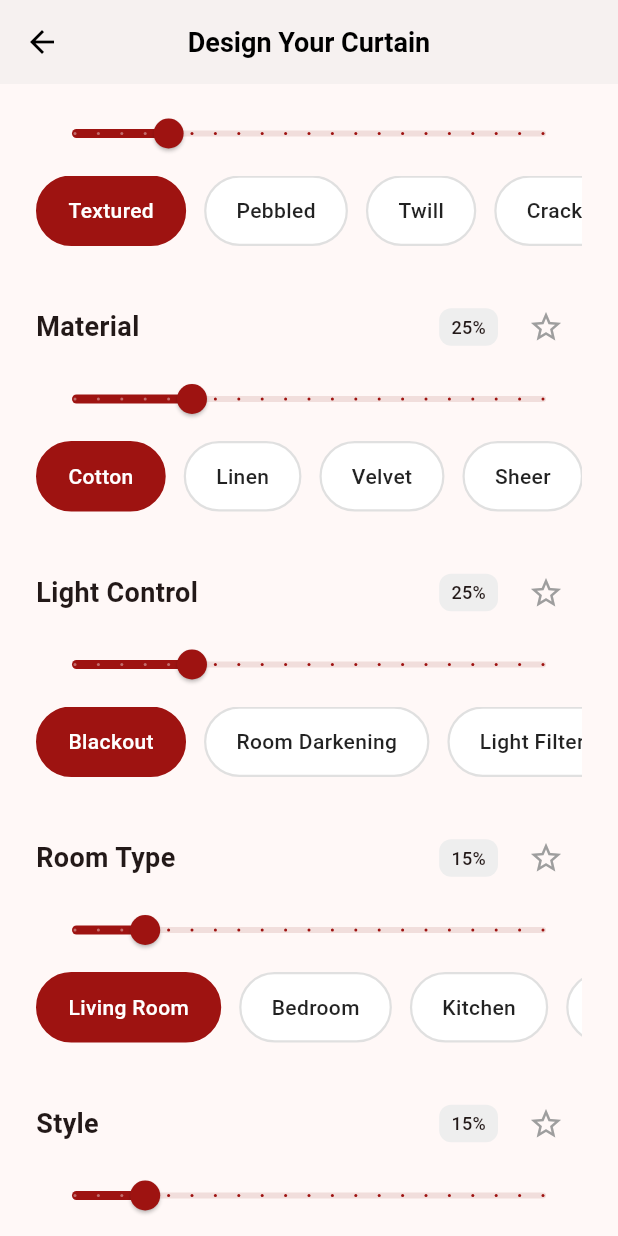
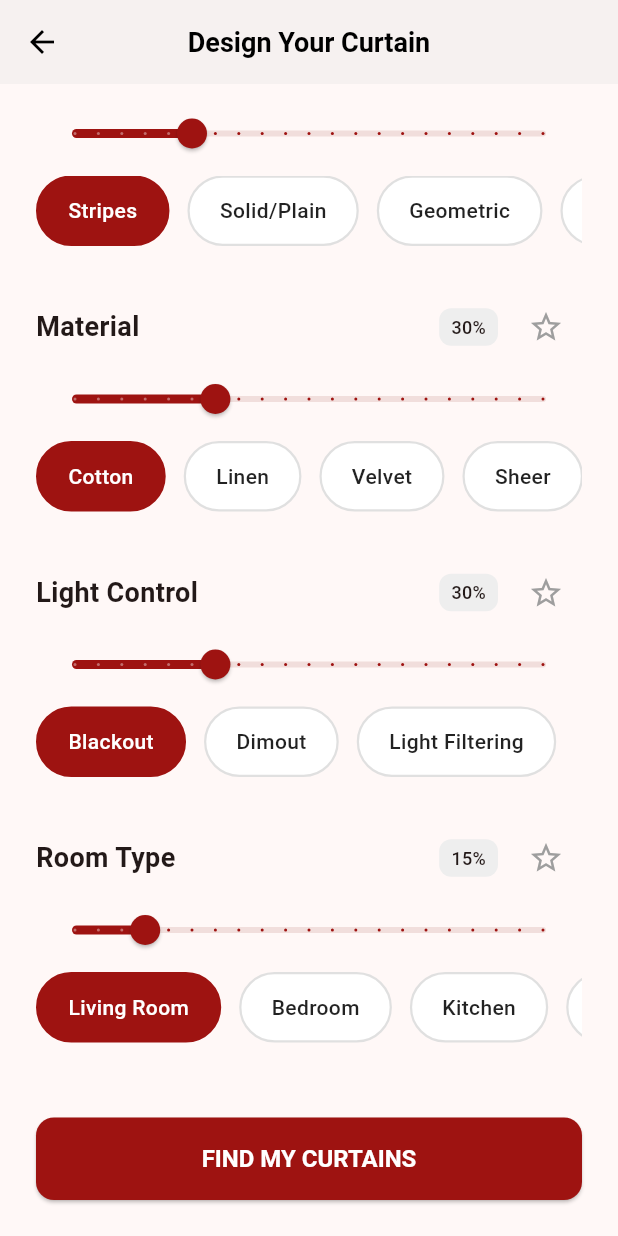
Before and after one commit to arepudin/fyp_2, a Flutter app: the CurtainPreferenceScreen screen opened directly, scrolled down 197 dp, on a phone screen of 412 x 824 dp. Run offline on Flutter 3.47's test engine with Material 3 defaults, Android fonts, the phone set to English and light mode, and no system bars; our stand-ins replace flutter_svg, google_sign_in, shared_preferences, supabase_flutter; accounts and stored records are empty.

Commit message:
Remove style category and update patterns and light control options
Co-authored-by: arepudin <147627803+arepudin@users.noreply.github.com>

```diff
--- a/lib/screens/customers/curtain_preference.dart
+++ b/lib/screens/customers/curtain_preference.dart
@@ -23,7 +23,6 @@ class _CurtainPreferenceScreenState extends State<CurtainPreferenceScreen> {
   late String _selectedMaterial;
   late String _selectedLightControl;
   late String _selectedRoomType;
-  late String _selectedStyle;
   bool _isLoading = false;
 
 
@@ -34,24 +33,21 @@ class _CurtainPreferenceScreenState extends State<CurtainPreferenceScreen> {
     'material': false,
     'lightControl': false,
     'roomType': false,
-    'style': false,
   };
 
   // --- NEW: Category weights for content-based filtering ---
   final Map<String, double> _categoryWeights = {
-    'pattern': 0.2,
-    'material': 0.25,
-    'lightControl': 0.25,
+    'pattern': 0.25,
+    'material': 0.3,
+    'lightControl': 0.3,
     'roomType': 0.15,
-    'style': 0.15,
   };
 
   // --- Preference Options ---
-  final List<String> _patterns = ['Textured', 'Pebbled', 'Twill', 'Crackled', 'Striated', 'Dobby'];
+  final List<String> _patterns = ['Stripes', 'Solid/Plain', 'Geometric', 'Floral', 'Damask', 'Polka Dots'];
   final List<String> _materials = ['Cotton', 'Linen', 'Velvet', 'Sheer', 'Polyester'];
-  final List<String> _lightControls = ['Blackout', 'Room Darkening', 'Light Filtering'];
+  final List<String> _lightControls = ['Blackout', 'Dimout', 'Light Filtering'];
   final List<String> _roomTypes = ['Living Room', 'Bedroom', 'Kitchen', 'Office'];
-  final List<String> _styles = ['Modern', 'Traditional', 'Minimalist'];
 
   // --- NEW: Content-based recommendation engine ---
   final ContentBasedRecommendationEngine _recommendationEngine = ContentBasedRecommendationEngine();
@@ -66,7 +62,6 @@ class _CurtainPreferenceScreenState extends State<CurtainPreferenceScreen> {
     _selectedMaterial = _materials.first;
     _selectedLightControl = _lightControls.first;
     _selectedRoomType = _roomTypes.first;
-    _selectedStyle = _styles.first;
 
     // If initial preferences were passed, override the defaults
     if (prefs != null) {
@@ -74,7 +69,6 @@ class _CurtainPreferenceScreenState extends State<CurtainPreferenceScreen> {
       _selectedMaterial = prefs['material'] ?? _selectedMaterial;
       _selectedLightControl = prefs['light_control'] ?? _selectedLightControl;
       _selectedRoomType = prefs['room_type'] ?? _selectedRoomType;
-      _selectedStyle = prefs['style'] ?? _selectedStyle;
     }
   }
 
@@ -94,7 +88,6 @@ class _CurtainPreferenceScreenState extends State<CurtainPreferenceScreen> {
         'material': _selectedMaterial,
         'light_control': _selectedLightControl,
         'room_type': _selectedRoomType,
-        'style': _selectedStyle,
       };
 
       // Use content-based filtering
@@ -169,10 +162,6 @@ class _CurtainPreferenceScreenState extends State<CurtainPreferenceScreen> {
         'roomType': _recommendationEngine.calculateRoomTypeSimilarity(
           userPreferences['room_type'],
           curtain.roomType
-        ),
-        'style': _recommendationEngine.calculateStyleSimilarity(
-          userPreferences['style'],
-          curtain.style
         ),
       };
 
@@ -270,17 +259,6 @@ class _CurtainPreferenceScreenState extends State<CurtainPreferenceScreen> {
               onToggleMustHave: () => _toggleMustHave('roomType'),
               weight: _categoryWeights['roomType']!,
               onWeightChanged: (weight) => _updateCategoryWeight('roomType', weight),
-            ),
-            const SizedBox(height: 30),
-            _PreferenceSelector(
-              title: 'Style',
-              options: _styles,
-              selectedValue: _selectedStyle,
-              onSelected: (value) => setState(() => _selectedStyle = value),
-              isMustHave: _mustHaves['style']!,
-              onToggleMustHave: () => _toggleMustHave('style'),
-              weight: _categoryWeights['style']!,
-              onWeightChanged: (weight) => _updateCategoryWeight('style', weight),
             ),
             const SizedBox(height: 50),
 
--- a/lib/services/cbf_engine.dart
+++ b/lib/services/cbf_engine.dart
@@ -27,9 +27,6 @@ class ContentBasedRecommendationEngine {
     // Room Type features
     vector.addAll(_encodeRoomType(preferences['room_type'] ?? ''));
 
-    // Style features
-    vector.addAll(_encodeStyle(preferences['style'] ?? ''));
-
     return vector;
   }
 
@@ -41,7 +38,6 @@ class ContentBasedRecommendationEngine {
     vector.addAll(_encodeMaterial(curtain.material));
     vector.addAll(_encodeLightControl(curtain.lightControl));
     vector.addAll(_encodeRoomType(curtain.roomType));
-    vector.addAll(_encodeStyle(curtain.style));
 
     return vector;
   }
@@ -51,35 +47,41 @@ class ContentBasedRecommendationEngine {
     Map<String, double> features = {};
 
     switch (pattern.toLowerCase()) {
-      case 'textured':
-        features['pattern_textured'] = 1.0;
-        features['pattern_complexity'] = 0.8;
-        features['pattern_geometric'] = 0.3;
+      case 'stripes':
+        features['pattern_stripes'] = 1.0;
+        features['pattern_linear'] = 0.9;
+        features['pattern_geometric'] = 0.7;
+        features['pattern_complexity'] = 0.4;
         break;
-      case 'pebbled':
-        features['pattern_pebbled'] = 1.0;
-        features['pattern_textured'] = 0.7;
+      case 'solid/plain':
+        features['pattern_solid'] = 1.0;
+        features['pattern_plain'] = 1.0;
+        features['pattern_minimal'] = 1.0;
+        features['pattern_complexity'] = 0.1;
+        break;
+      case 'geometric':
+        features['pattern_geometric'] = 1.0;
+        features['pattern_structured'] = 0.8;
+        features['pattern_modern'] = 0.7;
         features['pattern_complexity'] = 0.6;
         break;
-      case 'twill':
-        features['pattern_twill'] = 1.0;
-        features['pattern_structured'] = 0.8;
-        features['pattern_complexity'] = 0.4;
+      case 'floral':
+        features['pattern_floral'] = 1.0;
+        features['pattern_organic'] = 0.9;
+        features['pattern_traditional'] = 0.7;
+        features['pattern_complexity'] = 0.8;
         break;
-      case 'crackled':
-        features['pattern_crackled'] = 1.0;
-        features['pattern_textured'] = 0.6;
-        features['pattern_complexity'] = 0.7;
+      case 'damask':
+        features['pattern_damask'] = 1.0;
+        features['pattern_ornate'] = 0.9;
+        features['pattern_traditional'] = 0.8;
+        features['pattern_complexity'] = 0.9;
         break;
-      case 'striated':
-        features['pattern_striated'] = 1.0;
-        features['pattern_linear'] = 0.8;
+      case 'polka dots':
+        features['pattern_polka_dots'] = 1.0;
+        features['pattern_playful'] = 0.8;
+        features['pattern_circular'] = 0.7;
         features['pattern_complexity'] = 0.5;
-        break;
-      case 'dobby':
-        features['pattern_dobby'] = 1.0;
-        features['pattern_geometric'] = 0.7;
-        features['pattern_complexity'] = 0.6;
         break;
       default:
         features['pattern_unknown'] = 1.0;
@@ -141,8 +143,8 @@ class ContentBasedRecommendationEngine {
         features['light_privacy'] = 1.0;
         features['light_darkness'] = 1.0;
         break;
-      case 'room darkening':
-        features['light_room_darkening'] = 1.0;
+      case 'dimout':
+        features['light_dimout'] = 1.0;
         features['light_blocking'] = 0.8;
         features['light_privacy'] = 0.9;
         features['light_darkness'] = 0.8;
@@ -191,36 +193,6 @@ class ContentBasedRecommendationEngine {
         break;
       default:
         features['room_unknown'] = 1.0;
-    }
-
-    return features;
-  }
-
-  /// Encode styles with aesthetic weights
-  Map<String, double> _encodeStyle(String style) {
-    Map<String, double> features = {};
-
-    switch (style.toLowerCase()) {
-      case 'modern':
-        features['style_modern'] = 1.0;
-        features['style_clean'] = 1.0;
-        features['style_minimalist'] = 0.8;
-        features['style_geometric'] = 0.7;
-        break;
-      case 'traditional':
-        features['style_traditional'] = 1.0;
-        features['style_classic'] = 1.0;
-        features['style_ornate'] = 0.8;
-        features['style_formal'] = 0.7;
-        break;
-      case 'minimalist':
-        features['style_minimalist'] = 1.0;
-        features['style_simple'] = 1.0;
-        features['style_clean'] = 0.9;
-        features['style_modern'] = 0.8;
-        break;
-      default:
-        features['style_unknown'] = 1.0;
     }
 
     return features;
@@ -323,22 +295,6 @@ class ContentBasedRecommendationEngine {
     }
     totalWeight += categoryWeights['roomType']!;
 
-    // Style score
-    if (mustHaves['style'] == true) {
-      if (curtain.style == userPreferences['style']) {
-        totalScore += 1.0 * categoryWeights['style']!;
-      } else {
-        return 0.0; // Must-have not met
-      }
-    } else {
-      double styleSimilarity = calculateStyleSimilarity(
-        userPreferences['style'],
-        curtain.style
-      );
-      totalScore += styleSimilarity * categoryWeights['style']!;
-    }
-    totalWeight += categoryWeights['style']!;
-
     return totalScore / totalWeight;
   }
 
@@ -348,12 +304,12 @@ class ContentBasedRecommendationEngine {
 
     // Define pattern similarity matrix
     const Map<String, Map<String, double>> patternSimilarity = {
-      'textured': {'pebbled': 0.7, 'crackled': 0.6, 'dobby': 0.3},
-      'pebbled': {'textured': 0.7, 'crackled': 0.5, 'dobby': 0.2},
-      'twill': {'dobby': 0.6, 'striated': 0.4},
-      'crackled': {'textured': 0.6, 'pebbled': 0.5},
-      'striated': {'twill': 0.4, 'dobby': 0.3},
-      'dobby': {'twill': 0.6, 'textured': 0.3, 'striated': 0.3},
+      'stripes': {'geometric': 0.6, 'solid/plain': 0.3},
+      'solid/plain': {'stripes': 0.3, 'geometric': 0.4},
+      'geometric': {'stripes': 0.6, 'damask': 0.5, 'polka dots': 0.4},
+      'floral': {'damask': 0.7, 'polka dots': 0.3},
+      'damask': {'floral': 0.7, 'geometric': 0.5},
+      'polka dots': {'geometric': 0.4, 'floral': 0.3},
     };
 
     return patternSimilarity[pattern1.toLowerCase()]?[pattern2.toLowerCase()] ?? 0.0;
@@ -379,9 +335,9 @@ class ContentBasedRecommendationEngine {
     if (light1 == light2) return 1.0;
 
     const Map<String, Map<String, double>> lightSimilarity = {
-      'blackout': {'room darkening': 0.8},
-      'room darkening': {'blackout': 0.8, 'light filtering': 0.4},
-      'light filtering': {'room darkening': 0.4},
+      'blackout': {'dimout': 0.8},
+      'dimout': {'blackout': 0.8, 'light filtering': 0.4},
+      'light filtering': {'dimout': 0.4},
     };
 
     return lightSimilarity[light1.toLowerCase()]?[light2.toLowerCase()] ?? 0.0;
@@ -400,17 +356,4 @@ class ContentBasedRecommendationEngine {
 
     return roomSimilarity[room1.toLowerCase()]?[room2.toLowerCase()] ?? 0.0;
   }
-
-  /// PUBLIC: Calculate style similarity
-  double calculateStyleSimilarity(String style1, String style2) {
-    if (style1 == style2) return 1.0;
-
-    const Map<String, Map<String, double>> styleSimilarity = {
-      'modern': {'minimalist': 0.8},
-      'traditional': {'modern': 0.2},
-      'minimalist': {'modern': 0.8},
-    };
-
-    return styleSimilarity[style1.toLowerCase()]?[style2.toLowerCase()] ?? 0.0;
-  }
 }
```
Also changed, not shown: 1 other file.
